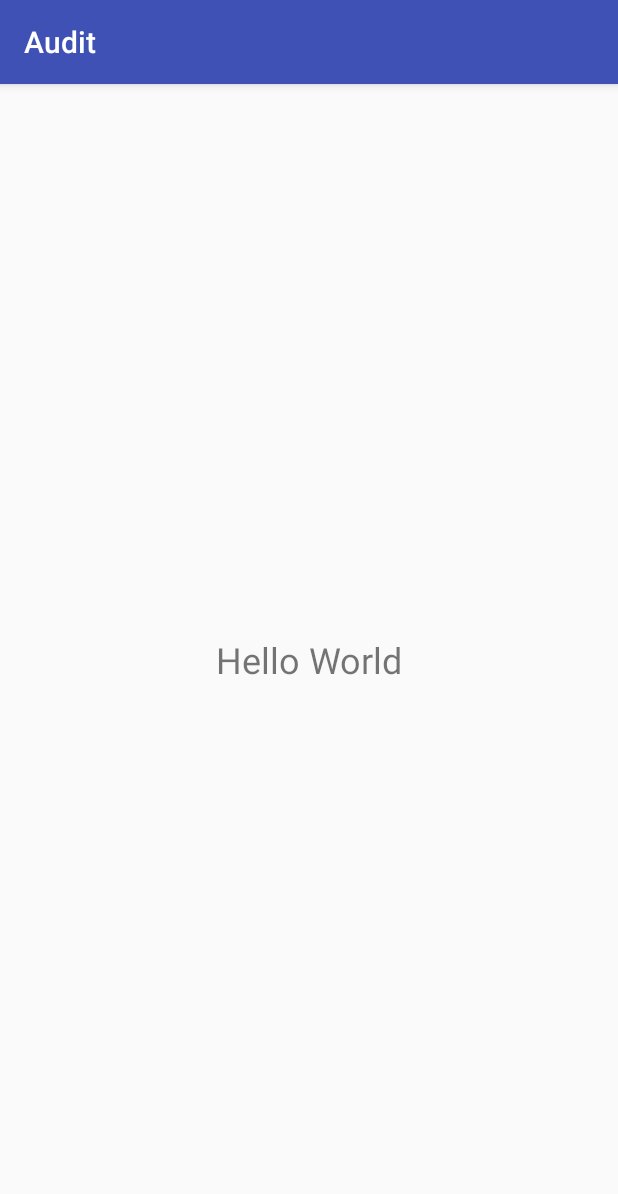
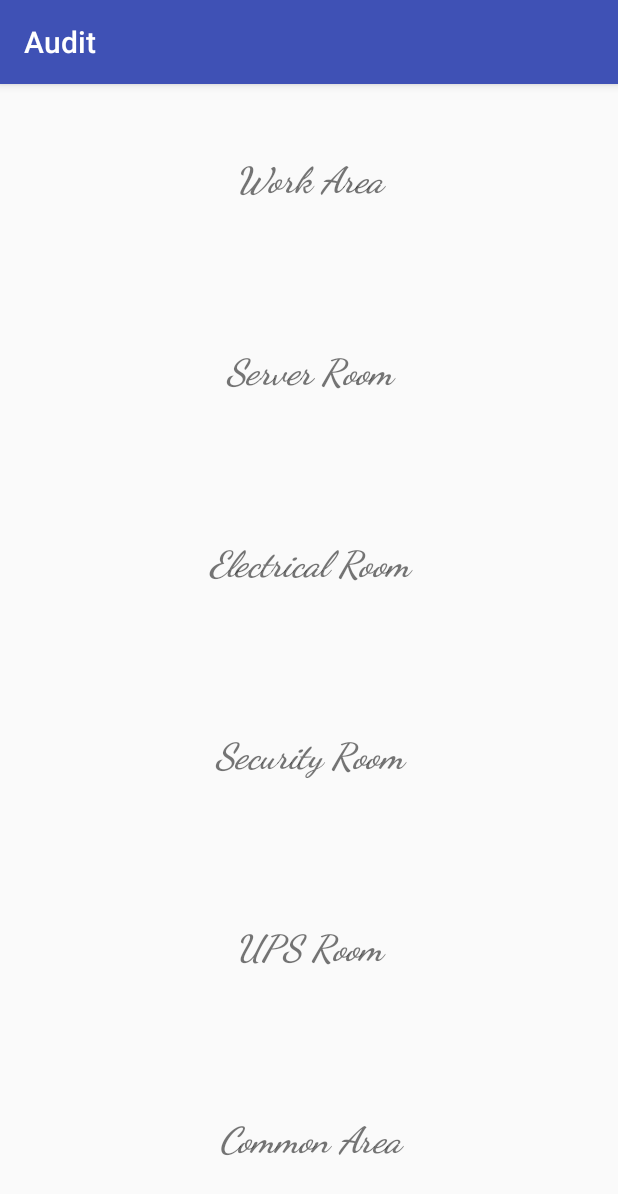
Before and after one commit to kamalakarrao/Audit, an Android app: the screen it shows after launch (MainActivity), on a phone screen of 412 x 824 dp. Shown: the top 1194 px of the screen. Run offline under Robolectric (Android 15) with nearby library versions, the phone set to English and light mode, and no system bars.

Commit message:
Basic UI is done!

```diff
--- a/app/src/main/res/layout/activity_main.xml
+++ b/app/src/main/res/layout/activity_main.xml
@@ -12,10 +12,73 @@
             android:layout_width="match_parent"
             android:layout_height="0dp"
             android:layout_weight="1"
-        android:text="Hello World"
+            android:text="Work Area"
             android:textSize="24dp"
+            android:id="@+id/workarea"
+            android:fontFamily="cursive"
+            android:textStyle="bold|italic"
+            android:gravity="center"/>
 
+        <TextView
+            android:layout_width="match_parent"
+            android:layout_height="0dp"
+            android:layout_weight="1"
+            android:id="@+id/serverroom"
+
+            android:text="Server Room"
+            android:textSize="24dp"
+            android:fontFamily="cursive"
+            android:textStyle="bold|italic"
+            android:gravity="center"/>
+
+        <TextView
+            android:id="@+id/electricalroom"
+            android:layout_width="match_parent"
+            android:layout_height="0dp"
+
+
+            android:layout_weight="1"
+            android:fontFamily="cursive"
+            android:gravity="center"
+            android:text="Electrical Room"
+
+            android:textSize="24dp"
+            android:textStyle="bold|italic" />
+
+        <TextView
+            android:layout_width="match_parent"
+            android:layout_height="0dp"
+            android:layout_weight="1"
+            android:text="Security Room"
+            android:id="@+id/securityroom"
+            android:textSize="24dp"
+            android:fontFamily="cursive"
+            android:textStyle="bold|italic"
+            android:gravity="center"/>
+
+        <TextView
+            android:layout_width="match_parent"
+            android:layout_height="0dp"
+            android:layout_weight="1"
+            android:text="UPS Room"
+            android:id="@+id/upsroom"
+            android:textSize="24dp"
+            android:fontFamily="cursive"
+            android:textStyle="bold|italic"
+            android:gravity="center"/>
+
+        <TextView
+            android:layout_width="match_parent"
+            android:layout_height="0dp"
+            android:layout_weight="1"
+            android:text="Common Area"
+            android:id="@+id/commonarea"
+            android:textSize="24dp"
+            android:fontFamily="cursive"
+            android:textStyle="bold|italic"
             android:gravity="center"/>
 
 
+
+
     </LinearLayout>
```
Lines whose indentation alone changed are shown as unchanged.
